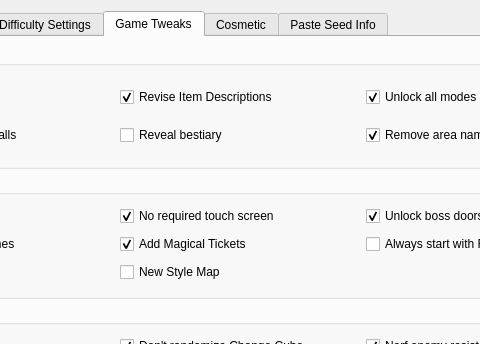
Before: the Qt Designer form randomizer.ui in LagoLunatic/dsvrandom, drawn with Qt 5; both pictures show x 160 to 640 and y 0 to 344 of the 800 by 649 pixel window.
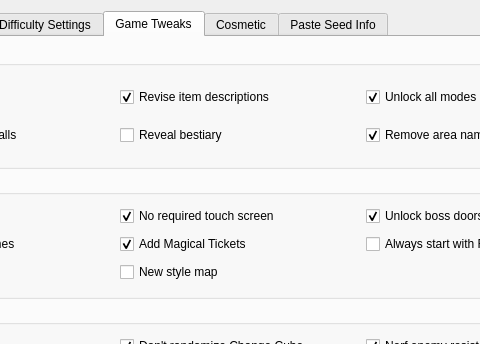
After: the same form once the commit is applied. The open tabs and pages were chosen to show the change. Icons and pictures are not drawn.

Commit message: Make capitalization more consistent on the game tweaks tab

What changed in the file:
```diff
--- a/randomizer.ui
+++ b/randomizer.ui
@@ -629,7 +629,7 @@
              <string>Updates all weapon, armor, and skill descriptions to indicate what their randomized attributes are.</string>
             </property>
             <property name="text">
-             <string>Revise Item Descriptions</string>
+             <string>Revise item descriptions</string>
             </property>
             <property name="checked">
              <bool>true</bool>
@@ -733,7 +733,7 @@
              <string>Makes the map in DoS look like the map in PoR and OoE - doors have a hole in them and the colors have better contrast.</string>
             </property>
             <property name="text">
-             <string>New Style Map</string>
+             <string>New style map</string>
             </property>
            </widget>
           </item>
```
